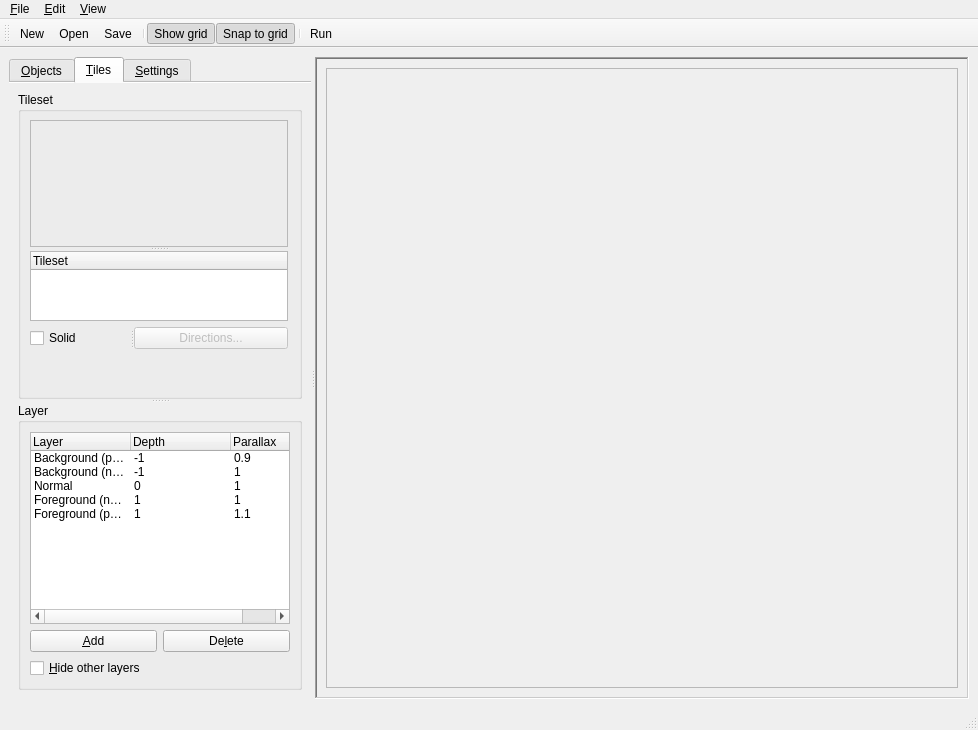
Before: the Qt Designer form designer/editor.ui in dlon/game1editor, drawn with Qt 5.
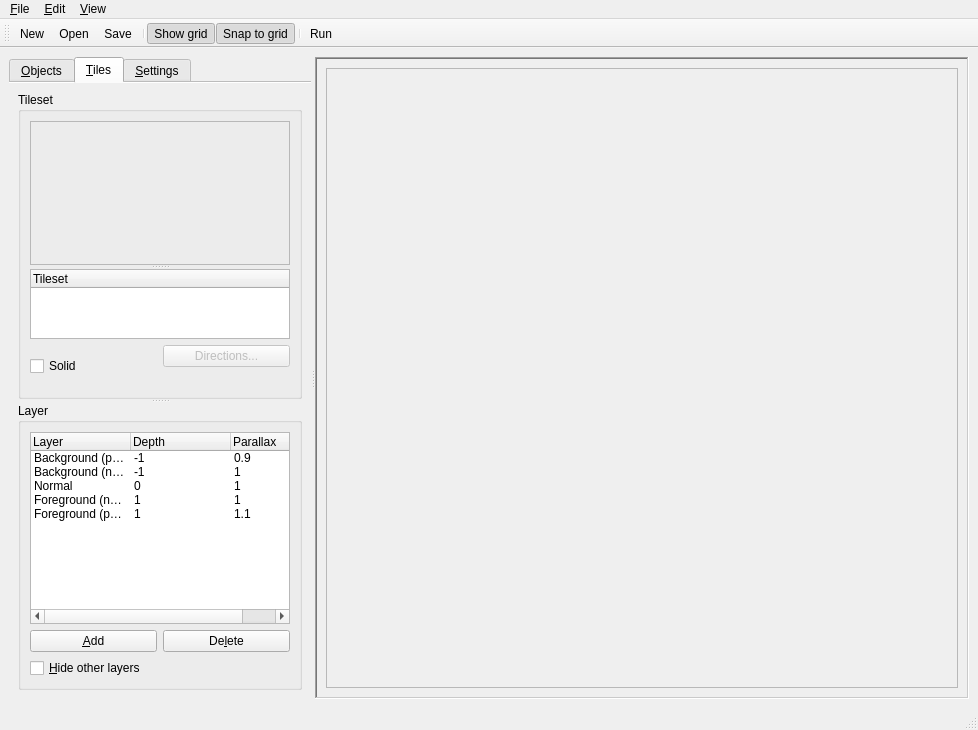
After: the same form once the commit is applied. The open tabs and pages were chosen to show the change. Icons and pictures are not drawn. Custom widgets are drawn as their Qt base class.

Commit message: show solid flag state

The edit to the form file:
```diff
--- a/designer/editor.ui
+++ b/designer/editor.ui
@@ -119,15 +119,6 @@
             <property name="title">
              <string>Tileset</string>
             </property>
-            <widget class="QWidget" name="">
-             <property name="geometry">
-              <rect>
-               <x>12</x>
-               <y>28</y>
-               <width>258</width>
-               <height>229</height>
-              </rect>
-             </property>
              <layout class="QGridLayout" name="gridLayout_3">
               <item row="0" column="0">
                <widget class="QSplitter" name="splitter_3">
@@ -170,15 +161,17 @@
                </widget>
               </item>
               <item row="1" column="0">
-               <widget class="QSplitter" name="splitter_4">
-                <property name="orientation">
-                 <enum>Qt::Horizontal</enum>
-                </property>
+              <layout class="QHBoxLayout" name="horizontalLayout_3">
+               <item>
                 <widget class="QCheckBox" name="solidCheckbox">
                  <property name="text">
                   <string>Solid</string>
                  </property>
                 </widget>
+               </item>
+               <item>
+                <layout class="QVBoxLayout" name="verticalLayout_2">
+                 <item>
                 <widget class="QPushButton" name="solidDirectionsButton">
                  <property name="enabled">
                   <bool>false</bool>
@@ -187,10 +180,22 @@
                   <string>Directions...</string>
                  </property>
                 </widget>
+                 </item>
+                 <item>
+                  <widget class="QLabel" name="solidLabel">
+                   <property name="text">
+                    <string/>
+                   </property>
+                   <property name="alignment">
+                    <set>Qt::AlignCenter</set>
+                   </property>
                </widget>
               </item>
              </layout>
-            </widget>
+               </item>
+              </layout>
+             </item>
+            </layout>
            </widget>
            <widget class="QGroupBox" name="groupBox_2">
             <property name="sizePolicy">
```
Lines whose indentation alone changed are shown as unchanged. The commit also changes 1 other file.
